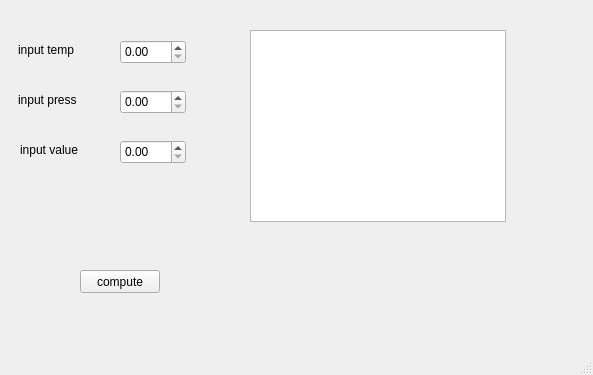
The window that DC/main.ui (lnjzcjy/test) describes before a commit, drawn with Qt 5.
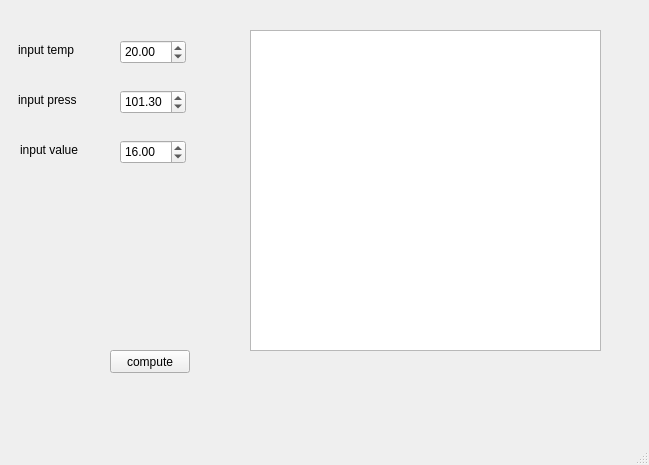
The same window after the commit.

Commit message: work done without a menu

```diff
--- a/DC/main.ui
+++ b/DC/main.ui
@@ -6,8 +6,8 @@
    <rect>
     <x>0</x>
     <y>0</y>
-    <width>593</width>
-    <height>375</height>
+    <width>649</width>
+    <height>465</height>
    </rect>
   </property>
   <property name="windowTitle">
@@ -17,8 +17,8 @@
    <widget class="QPushButton" name="button_comp">
     <property name="geometry">
      <rect>
-      <x>80</x>
-      <y>270</y>
+      <x>110</x>
+      <y>350</y>
       <width>80</width>
       <height>23</height>
      </rect>
@@ -36,6 +36,18 @@
       <height>24</height>
      </rect>
     </property>
+    <property name="minimum">
+     <double>90.000000000000000</double>
+    </property>
+    <property name="maximum">
+     <double>120.000000000000000</double>
+    </property>
+    <property name="singleStep">
+     <double>0.100000000000000</double>
+    </property>
+    <property name="value">
+     <double>101.299999999999997</double>
+    </property>
    </widget>
    <widget class="QDoubleSpinBox" name="spin_temp">
     <property name="geometry">
@@ -46,6 +58,18 @@
       <height>24</height>
      </rect>
     </property>
+    <property name="minimum">
+     <double>10.000000000000000</double>
+    </property>
+    <property name="maximum">
+     <double>40.000000000000000</double>
+    </property>
+    <property name="singleStep">
+     <double>0.100000000000000</double>
+    </property>
+    <property name="value">
+     <double>20.000000000000000</double>
+    </property>
    </widget>
    <widget class="QDoubleSpinBox" name="spin_inpu">
     <property name="geometry">
@@ -56,6 +80,18 @@
       <height>24</height>
      </rect>
     </property>
+    <property name="minimum">
+     <double>10.000000000000000</double>
+    </property>
+    <property name="maximum">
+     <double>20.000000000000000</double>
+    </property>
+    <property name="singleStep">
+     <double>0.010000000000000</double>
+    </property>
+    <property name="value">
+     <double>16.000000000000000</double>
+    </property>
    </widget>
    <widget class="QLabel" name="label_pres">
     <property name="geometry">
@@ -101,8 +137,8 @@
      <rect>
       <x>250</x>
       <y>30</y>
-      <width>256</width>
-      <height>192</height>
+      <width>351</width>
+      <height>321</height>
      </rect>
     </property>
    </widget>
```
Left out of the diff: 2 changed lines with no effect on the pictures. The commit also changes 1 other file.
